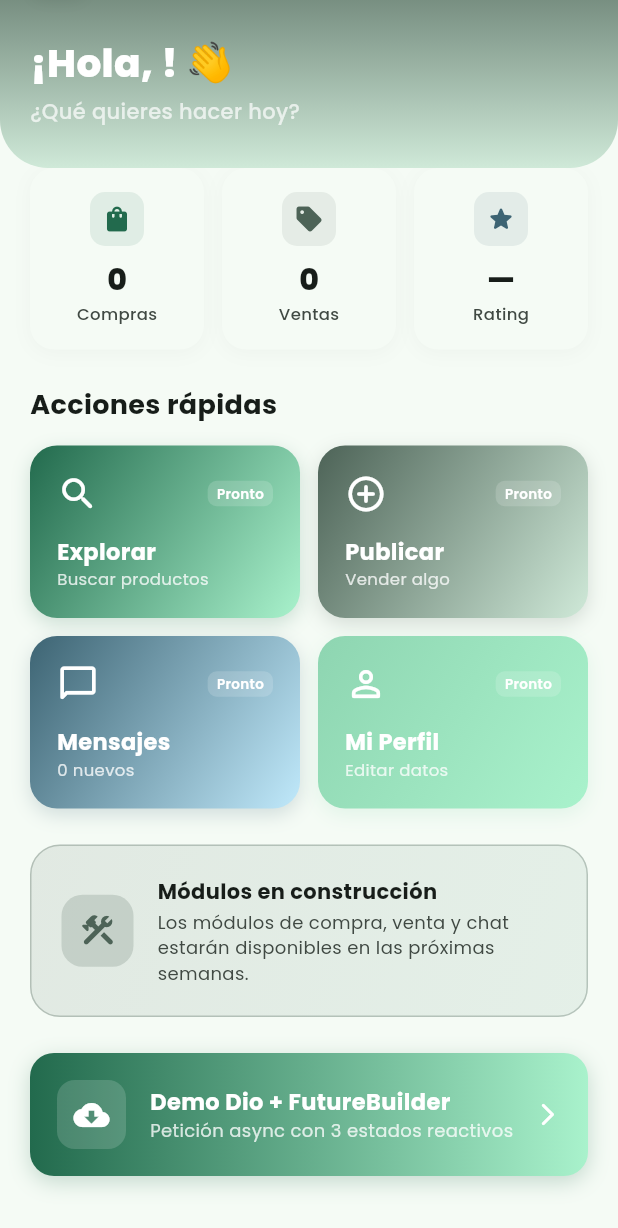
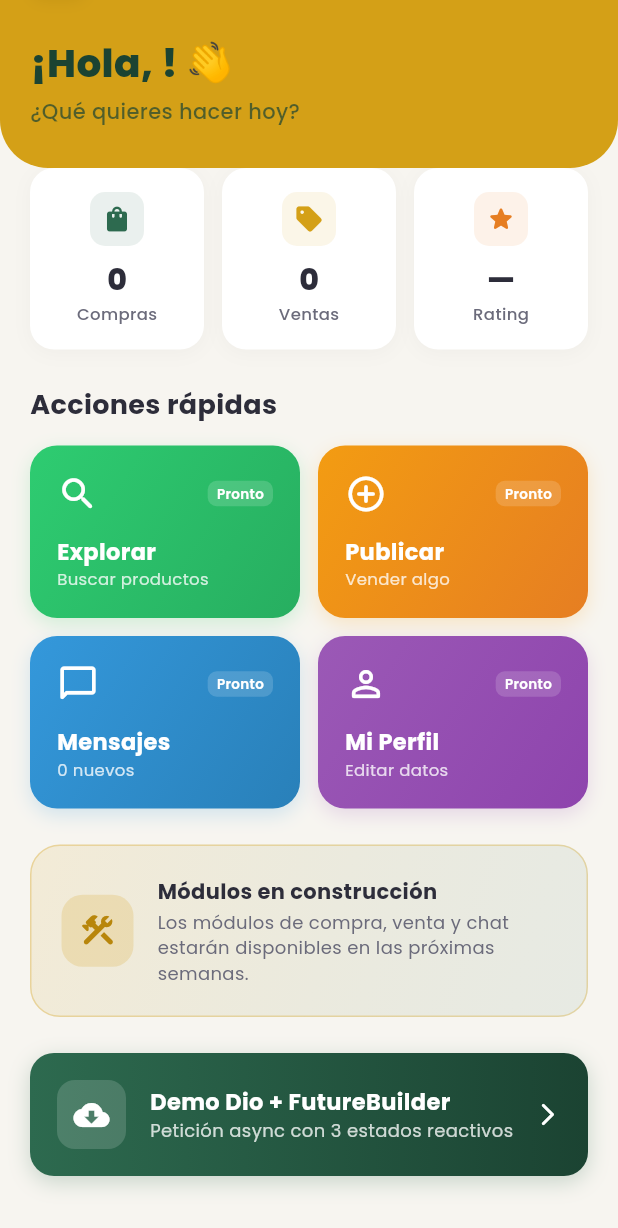
Before and after one commit to jaromerobr/Baratito, a Flutter app: the screen it shows once a user with an empty profile is signed in, scrolled down 55 dp, on a phone screen of 412 x 824 dp. Shown: the top 1228 px of the screen. Run offline on Flutter 3.47's test engine with Material 3 defaults, Android fonts, the phone set to English and light mode, and no system bars; our stand-ins replace dio, email_validator, flutter_riverpod, gap, go_router, google_fonts and 1 more; accounts and stored records are empty.

Commit message:
correcion errores

```diff
--- a/Frontend/lib/core/network/api_interceptor.dart
+++ b/Frontend/lib/core/network/api_interceptor.dart
@@ -2,6 +2,8 @@
 ///
 /// In debug mode, logs every request, response, and error with details.
 /// On errors, maps [DioException] types to user-friendly Spanish messages.
+library;
+
 import 'package:dio/dio.dart';
 import 'package:flutter/foundation.dart';
 
--- a/Frontend/lib/features/auth/presentation/providers/auth_provider.dart
+++ b/Frontend/lib/features/auth/presentation/providers/auth_provider.dart
@@ -4,6 +4,8 @@
 /// - [authStateProvider]: StreamProvider that mirrors Supabase auth changes.
 /// - [currentUserProfileProvider]: FutureProvider for the public.users profile.
 /// - [authControllerProvider]: StateNotifier for login/register/signOut actions.
+library;
+
 import 'dart:async';
 import 'package:flutter_riverpod/flutter_riverpod.dart';
 import 'package:supabase_flutter/supabase_flutter.dart';
@@ -43,7 +45,7 @@ final currentUserProfileProvider = FutureProvider<UserProfile?>((ref) async {
       };
     },
     loading: () => null,
-    error: (_, __) => null,
+    error: (_, _) => null,
   );
 });
 
--- a/Frontend/lib/features/dashboard/presentation/screens/dashboard_screen.dart
+++ b/Frontend/lib/features/dashboard/presentation/screens/dashboard_screen.dart
@@ -3,14 +3,15 @@
 /// Shows a branded greeting, user info, quick action cards,
 /// and a "Dio + FutureBuilder" demo button.
 /// Adapts the greeting based on the user's role (buyer/seller/both).
+library;
+
 import 'package:flutter/material.dart';
 import 'package:flutter_riverpod/flutter_riverpod.dart';
 import 'package:go_router/go_router.dart';
 import 'package:google_fonts/google_fonts.dart';
-import 'package:provider/provider.dart';
 import 'package:gap/gap.dart';
+import '../../../../core/theme/app_colors.dart';
 import '../../../../core/router.dart';
-import '../../../../core/theme/theme_provider.dart';
 import '../../../auth/presentation/providers/auth_provider.dart';
 
 class DashboardScreen extends ConsumerWidget {
@@ -19,9 +20,9 @@ class DashboardScreen extends ConsumerWidget {
   @override
   Widget build(BuildContext context, WidgetRef ref) {
     final userProfile = ref.watch(currentUserProfileProvider);
-    final cs = Theme.of(context).colorScheme;
 
     return Scaffold(
+      backgroundColor: AppColors.backgroundLight,
       body: CustomScrollView(
         slivers: [
           // ── Branded header ────────────────────────────
@@ -41,7 +42,7 @@ class DashboardScreen extends ConsumerWidget {
             sliver: SliverList(
               delegate: SliverChildListDelegate([
                 // Quick stats row
-                _buildQuickStats(cs),
+                _buildQuickStats(),
                 const Gap(24),
 
                 // Section title
@@ -50,21 +51,21 @@ class DashboardScreen extends ConsumerWidget {
                   style: GoogleFonts.poppins(
                     fontSize: 18,
                     fontWeight: FontWeight.w700,
-                    color: cs.onSurface,
+                    color: AppColors.textPrimary,
                   ),
                 ),
                 const Gap(14),
 
                 // Action cards grid
-                _buildActionCards(context, cs),
+                _buildActionCards(context),
                 const Gap(24),
 
                 // Maintenance banner
-                _buildMaintenanceBanner(cs),
+                _buildMaintenanceBanner(),
                 const Gap(24),
 
                 // Dio demo button
-                _buildDioDemo(context, cs),
+                _buildDioDemo(context),
               ]),
             ),
           ),
@@ -74,35 +75,35 @@ class DashboardScreen extends ConsumerWidget {
   }
 
   // ── Quick stats ───────────────────────────────────────
-  Widget _buildQuickStats(ColorScheme cs) {
+  Widget _buildQuickStats() {
     return Row(
       children: [
         _StatCard(
           icon: Icons.shopping_bag_rounded,
           label: 'Compras',
           value: '0',
-          color: cs.primary,
+          color: AppColors.primary,
         ),
         const Gap(12),
         _StatCard(
           icon: Icons.sell_rounded,
           label: 'Ventas',
           value: '0',
-          color: cs.secondary,
+          color: AppColors.accent,
         ),
         const Gap(12),
         _StatCard(
           icon: Icons.star_rounded,
           label: 'Rating',
           value: '—',
-          color: cs.tertiary,
+          color: const Color(0xFFE67E22),
         ),
       ],
     );
   }
 
   // ── Action cards ──────────────────────────────────────
-  Widget _buildActionCards(BuildContext context, ColorScheme cs) {
+  Widget _buildActionCards(BuildContext context) {
     return Column(
       children: [
         Row(
@@ -112,7 +113,7 @@ class DashboardScreen extends ConsumerWidget {
                 icon: Icons.search_rounded,
                 title: 'Explorar',
                 subtitle: 'Buscar productos',
-                gradient: [cs.primary, cs.primaryContainer],
+                gradient: const [Color(0xFF2ECC71), Color(0xFF27AE60)],
                 onTap: () {},
                 comingSoon: true,
               ),
@@ -123,7 +124,7 @@ class DashboardScreen extends ConsumerWidget {
                 icon: Icons.add_circle_outline_rounded,
                 title: 'Publicar',
                 subtitle: 'Vender algo',
-                gradient: [cs.secondary, cs.secondaryContainer],
+                gradient: const [Color(0xFFF39C12), Color(0xFFE67E22)],
                 onTap: () {},
                 comingSoon: true,
               ),
@@ -138,7 +139,7 @@ class DashboardScreen extends ConsumerWidget {
                 icon: Icons.chat_bubble_outline_rounded,
                 title: 'Mensajes',
                 subtitle: '0 nuevos',
-                gradient: [cs.tertiary, cs.tertiaryContainer],
+                gradient: const [Color(0xFF3498DB), Color(0xFF2980B9)],
                 onTap: () {},
                 comingSoon: true,
               ),
@@ -149,7 +150,7 @@ class DashboardScreen extends ConsumerWidget {
                 icon: Icons.person_outline_rounded,
                 title: 'Mi Perfil',
                 subtitle: 'Editar datos',
-                gradient: [cs.inversePrimary, cs.primaryContainer],
+                gradient: const [Color(0xFF9B59B6), Color(0xFF8E44AD)],
                 onTap: () {},
                 comingSoon: true,
               ),
@@ -161,24 +162,21 @@ class DashboardScreen extends ConsumerWidget {
   }
 
   // ── Maintenance banner ────────────────────────────────
-  Widget _buildMaintenanceBanner(ColorScheme cs) {
+  Widget _buildMaintenanceBanner() {
     return Container(
       width: double.infinity,
       padding: const EdgeInsets.all(20),
       decoration: BoxDecoration(
         gradient: LinearGradient(
           colors: [
-            cs.secondary.withAlpha(30),
-            cs.primary.withAlpha(20),
+            AppColors.accent.withAlpha(30),
+            AppColors.primary.withAlpha(20),
           ],
           begin: Alignment.topLeft,
           end: Alignment.bottomRight,
         ),
         borderRadius: BorderRadius.circular(20),
-        border: Border.all(
-          color: cs.secondary.withAlpha(80),
-          width: 1,
-        ),
+        border: Border.all(color: AppColors.accent.withAlpha(80), width: 1),
       ),
       child: Row(
         children: [
@@ -186,12 +184,12 @@ class DashboardScreen extends ConsumerWidget {
             width: 48,
             height: 48,
             decoration: BoxDecoration(
-              color: cs.secondary.withAlpha(50),
+              color: AppColors.accent.withAlpha(50),
               borderRadius: BorderRadius.circular(14),
             ),
-            child: Icon(
+            child: const Icon(
               Icons.construction_rounded,
-              color: cs.secondary,
+              color: AppColors.accentDark,
               size: 26,
             ),
           ),
@@ -205,7 +203,7 @@ class DashboardScreen extends ConsumerWidget {
                   style: GoogleFonts.poppins(
                     fontSize: 14,
                     fontWeight: FontWeight.w700,
-                    color: cs.onSurface,
+                    color: AppColors.textPrimary,
                   ),
                 ),
                 const Gap(2),
@@ -213,7 +211,7 @@ class DashboardScreen extends ConsumerWidget {
                   'Los módulos de compra, venta y chat estarán disponibles en las próximas semanas.',
                   style: GoogleFonts.poppins(
                     fontSize: 12,
-                    color: cs.onSurfaceVariant,
+                    color: AppColors.textSecondary,
                     height: 1.4,
                   ),
                 ),
@@ -226,26 +224,26 @@ class DashboardScreen extends ConsumerWidget {
   }
 
   // ── Dio demo button ───────────────────────────────────
-  Widget _buildDioDemo(BuildContext context, ColorScheme cs) {
+  Widget _buildDioDemo(BuildContext context) {
     return Container(
       width: double.infinity,
       decoration: BoxDecoration(
-        gradient: LinearGradient(
-          colors: [cs.primary, cs.primaryContainer],
+        gradient: const LinearGradient(
+          colors: [AppColors.primary, AppColors.primaryDark],
           begin: Alignment.centerLeft,
           end: Alignment.centerRight,
         ),
         borderRadius: BorderRadius.circular(16),
         boxShadow: [
           BoxShadow(
-            color: cs.primary.withAlpha(60),
+            color: AppColors.primary.withAlpha(60),
             blurRadius: 12,
             offset: const Offset(0, 4),
           ),
         ],
       ),
       child: Material(
-        color: cs.surface.withAlpha(0),
+        color: Colors.transparent,
         child: InkWell(
           onTap: () => context.push(AppRoutes.posts),
           borderRadius: BorderRadius.circular(16),
@@ -257,12 +255,12 @@ class DashboardScreen extends ConsumerWidget {
                   width: 46,
                   height: 46,
                   decoration: BoxDecoration(
-                    color: cs.onPrimary.withAlpha(40),
+                    color: Colors.white.withAlpha(40),
                     borderRadius: BorderRadius.circular(12),
                   ),
-                  child: Icon(
+                  child: const Icon(
                     Icons.cloud_download_rounded,
-                    color: cs.onPrimary,
+                    color: Colors.white,
                     size: 24,
                   ),
                 ),
@@ -276,22 +274,22 @@ class DashboardScreen extends ConsumerWidget {
                         style: GoogleFonts.poppins(
                           fontSize: 15,
                           fontWeight: FontWeight.w700,
-                          color: cs.onPrimary,
+                          color: Colors.white,
                         ),
                       ),
                       Text(
                         'Petición async con 3 estados reactivos',
                         style: GoogleFonts.poppins(
                           fontSize: 12,
-                          color: cs.onPrimary.withAlpha(200),
+                          color: Colors.white.withAlpha(200),
                         ),
                       ),
                     ],
                   ),
                 ),
-                Icon(
+                const Icon(
                   Icons.arrow_forward_ios_rounded,
-                  color: cs.onPrimary,
+                  color: Colors.white,
                   size: 18,
                 ),
               ],
@@ -308,27 +306,22 @@ class _DashboardHeader extends StatelessWidget {
   final AsyncValue userProfile;
   final VoidCallback onLogout;
 
-  const _DashboardHeader({
-    required this.userProfile,
-    required this.onLogout,
-  });
+  const _DashboardHeader({required this.userProfile, required this.onLogout});
 
   @override
   Widget build(BuildContext context) {
     final topPad = MediaQuery.of(context).padding.top;
-    final cs = Theme.of(context).colorScheme;
-    final themeModel = context.watch<ThemeModel>();
 
     return Container(
       width: double.infinity,
       padding: EdgeInsets.fromLTRB(20, topPad + 16, 20, 28),
-      decoration: BoxDecoration(
+      decoration: const BoxDecoration(
         gradient: LinearGradient(
-          colors: [cs.secondary, cs.secondaryContainer],
+          colors: [AppColors.accent, AppColors.headerYellow],
           begin: Alignment.topCenter,
           end: Alignment.bottomCenter,
         ),
-        borderRadius: const BorderRadius.only(
+        borderRadius: BorderRadius.only(
           bottomLeft: Radius.circular(32),
           bottomRight: Radius.circular(32),
         ),
@@ -336,7 +329,7 @@ class _DashboardHeader extends StatelessWidget {
       child: Column(
         crossAxisAlignment: CrossAxisAlignment.start,
         children: [
-          // Top row: logo + theme toggle + logout
+          // Top row: logo + logout
           Row(
             mainAxisAlignment: MainAxisAlignment.spaceBetween,
             children: [
@@ -346,11 +339,11 @@ class _DashboardHeader extends StatelessWidget {
                     width: 38,
                     height: 38,
                     decoration: BoxDecoration(
-                      color: cs.surface,
+                      color: Colors.white,
                       borderRadius: BorderRadius.circular(10),
                       boxShadow: [
                         BoxShadow(
-                          color: cs.shadow.withAlpha(15),
+                          color: Colors.black.withAlpha(15),
                           blurRadius: 8,
                           offset: const Offset(0, 2),
                         ),
@@ -362,7 +355,7 @@ class _DashboardHeader extends StatelessWidget {
                         style: GoogleFonts.poppins(
                           fontSize: 22,
                           fontWeight: FontWeight.w900,
-                          color: cs.primary,
+                          color: AppColors.primary,
                           height: 1.1,
                         ),
                       ),
@@ -374,37 +367,15 @@ class _DashboardHeader extends StatelessWidget {
                     style: GoogleFonts.poppins(
                       fontSize: 16,
                       fontWeight: FontWeight.w800,
-                      color: cs.onSecondary,
+                      color: AppColors.primaryDark,
                       letterSpacing: 1.5,
                     ),
                   ),
                 ],
               ),
-              Row(
-                children: [
-                  // Theme toggle button
-                  Material(
-                    color: cs.onSecondary.withAlpha(80),
-                    borderRadius: BorderRadius.circular(10),
-                    child: InkWell(
-                      onTap: () => context.read<ThemeModel>().toggleTheme(),
-                      borderRadius: BorderRadius.circular(10),
-                      child: Padding(
-                        padding: const EdgeInsets.all(8),
-                        child: Icon(
-                          themeModel.isDarkMode
-                              ? Icons.wb_sunny
-                              : Icons.nights_stay,
-                          color: cs.onSecondary,
-                          size: 22,
-                        ),
-                      ),
-                    ),
-                  ),
-                  const Gap(8),
               // Logout button
               Material(
-                    color: cs.onSecondary.withAlpha(80),
+                color: Colors.white.withAlpha(80),
                 borderRadius: BorderRadius.circular(10),
                 child: InkWell(
                   onTap: onLogout,
@@ -413,13 +384,11 @@ class _DashboardHeader extends StatelessWidget {
                     padding: const EdgeInsets.all(8),
                     child: Icon(
                       Icons.logout_rounded,
-                          color: cs.onSecondary,
+                      color: AppColors.primaryDark,
                       size: 22,
                     ),
                   ),
                 ),
-                  ),
-                ],
               ),
             ],
           ),
@@ -438,7 +407,7 @@ class _DashboardHeader extends StatelessWidget {
                     style: GoogleFonts.poppins(
                       fontSize: 26,
                       fontWeight: FontWeight.w800,
-                      color: cs.onSecondary,
+                      color: AppColors.primaryDark,
                     ),
                   ),
                   const Gap(4),
@@ -447,7 +416,7 @@ class _DashboardHeader extends StatelessWidget {
                     style: GoogleFonts.poppins(
                       fontSize: 14,
                       fontWeight: FontWeight.w500,
-                      color: cs.onSecondary.withAlpha(180),
+                      color: AppColors.primaryDark.withAlpha(180),
                     ),
                   ),
                 ],
@@ -458,15 +427,15 @@ class _DashboardHeader extends StatelessWidget {
               style: GoogleFonts.poppins(
                 fontSize: 26,
                 fontWeight: FontWeight.w800,
-                color: cs.onSecondary,
+                color: AppColors.primaryDark,
               ),
             ),
-            error: (_, __) => Text(
+            error: (_, _) => Text(
               '¡Bienvenido! 👋',
               style: GoogleFonts.poppins(
                 fontSize: 26,
                 fontWeight: FontWeight.w800,
-                color: cs.onSecondary,
+                color: AppColors.primaryDark,
               ),
             ),
           ),
@@ -492,17 +461,15 @@ class _StatCard extends StatelessWidget {
 
   @override
   Widget build(BuildContext context) {
-    final cs = Theme.of(context).colorScheme;
-
     return Expanded(
       child: Container(
         padding: const EdgeInsets.symmetric(vertical: 16, horizontal: 12),
         decoration: BoxDecoration(
-          color: cs.surface,
+          color: Colors.white,
           borderRadius: BorderRadius.circular(16),
           boxShadow: [
             BoxShadow(
-              color: cs.shadow.withAlpha(8),
+              color: Colors.black.withAlpha(8),
               blurRadius: 10,
               offset: const Offset(0, 2),
             ),
@@ -525,14 +492,14 @@ class _StatCard extends StatelessWidget {
               style: GoogleFonts.poppins(
                 fontSize: 20,
                 fontWeight: FontWeight.w800,
-                color: cs.onSurface,
+                color: AppColors.textPrimary,
               ),
             ),
             Text(
               label,
               style: GoogleFonts.poppins(
                 fontSize: 11,
-                color: cs.onSurfaceVariant,
+                color: AppColors.textSecondary,
                 fontWeight: FontWeight.w500,
               ),
             ),
@@ -563,8 +530,6 @@ class _ActionCard extends StatelessWidget {
 
   @override
   Widget build(BuildContext context) {
-    final cs = Theme.of(context).colorScheme;
-
     return Container(
       decoration: BoxDecoration(
         gradient: LinearGradient(
@@ -582,7 +547,7 @@ class _ActionCard extends StatelessWidget {
         ],
       ),
       child: Material(
-        color: cs.surface.withAlpha(0),
+        color: Colors.transparent,
         child: InkWell(
           onTap: comingSoon ? null : onTap,
           borderRadius: BorderRadius.circular(18),
@@ -594,7 +559,7 @@ class _ActionCard extends StatelessWidget {
                 Row(
                   mainAxisAlignment: MainAxisAlignment.spaceBetween,
                   children: [
-                    Icon(icon, color: cs.onPrimary, size: 28),
+                    Icon(icon, color: Colors.white, size: 28),
                     if (comingSoon)
                       Container(
                         padding: const EdgeInsets.symmetric(
@@ -602,7 +567,7 @@ class _ActionCard extends StatelessWidget {
                           vertical: 2,
                         ),
                         decoration: BoxDecoration(
-                          color: cs.onPrimary.withAlpha(40),
+                          color: Colors.white.withAlpha(40),
                           borderRadius: BorderRadius.circular(6),
                         ),
                         child: Text(
@@ -610,7 +575,7 @@ class _ActionCard extends StatelessWidget {
                           style: GoogleFonts.poppins(
                             fontSize: 9,
                             fontWeight: FontWeight.w600,
-                            color: cs.onPrimary,
+                            color: Colors.white,
                           ),
                         ),
                       ),
@@ -622,14 +587,14 @@ class _ActionCard extends StatelessWidget {
                   style: GoogleFonts.poppins(
                     fontSize: 15,
                     fontWeight: FontWeight.w700,
-                    color: cs.onPrimary,
+                    color: Colors.white,
                   ),
                 ),
                 Text(
                   subtitle,
                   style: GoogleFonts.poppins(
                     fontSize: 11,
-                    color: cs.onPrimary.withAlpha(200),
+                    color: Colors.white.withAlpha(200),
                   ),
                 ),
               ],
```
Also changed, not shown: Frontend/lib/core/network/dio_client.dart (+6 -18 lines), Frontend/lib/features/auth/data/auth_repository.dart (+17 -13 lines), Frontend/lib/features/auth/presentation/screens/login_screen.dart (+6 -16 lines), Frontend/lib/features/posts/data/post_repository.dart (+3 -5 lines), Frontend/lib/features/posts/presentation/screens/posts_screen.dart (+56 -62 lines), 2 other files. Lines whose indentation alone changed are shown as unchanged.
